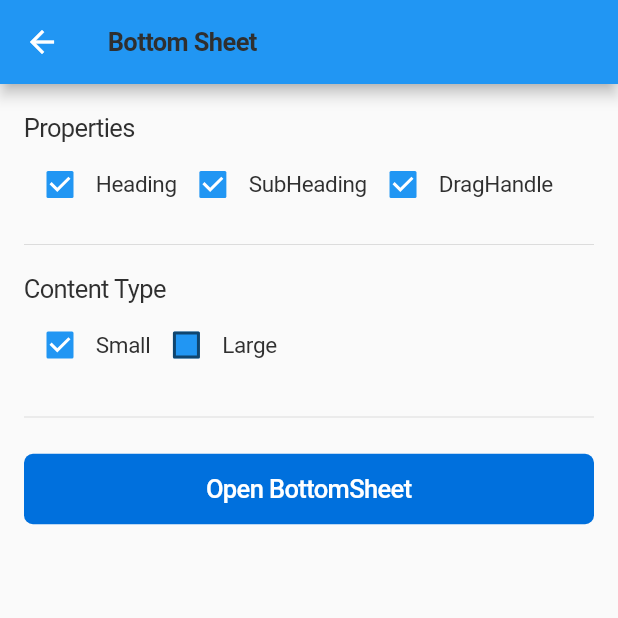
After one commit to innovaccer/mobile-design-system, a Flutter app: the MDSBottomSheetScreen screen opened by its route, on a phone screen of 412 x 824 dp, the top half of it. The commit adds this screen. Run offline on Flutter 3.47's test engine with Material 2 defaults, Android fonts, the phone set to English and light mode, and no system bars; drawn by our look-alikes of flutter_styled_toast; our stand-ins replace fluro, get_it, shared_preferences; accounts and stored records are empty.

Commit message:
mds bottomsheet done

```diff
--- /dev/null
+++ b/example/lib/screens/bottom_sheet/mds_bottom_sheet_screen.dart
@@ -0,0 +1,362 @@
+import 'package:example/utils/locator/locator.dart';
+import 'package:example/widget/checkBox_widget.dart';
+import 'package:flutter/material.dart';
+import 'package:innovaccer_design_system/innovaccer_design_system.dart';
+
+class MDSBottomSheetScreen extends StatefulWidget {
+  static const String routeName = '/mds_bottom_sheet_screen';
+
+  @override
+  _MDSBottomSheetScreenState createState() => _MDSBottomSheetScreenState();
+}
+
+class _MDSBottomSheetScreenState extends State<MDSBottomSheetScreen> with SpacingMixin, ColorMixin {
+  late String heading;
+  late String subHeading;
+  late Widget child;
+  // late Color barrierColor;
+  late bool dragHandle, isDismissible, headingChecked, subHeadingChecked, smallContentChecked, fieldChecked, largeContentChecked;
+
+  @override
+  void initState() {
+    super.initState();
+    heading = 'Heading';
+    subHeading = 'This is sub heading of bottom sheet';
+    headingChecked = true;
+    subHeadingChecked = true;
+    smallContentChecked = true;
+    fieldChecked = false;
+    largeContentChecked = false;
+    dragHandle = true;
+    isDismissible = true;
+    child = _smallContent(appNavigator.getContext());
+  }
+
+  @override
+  Widget build(BuildContext context) {
+    return Scaffold(
+      appBar: AppBar(
+        title: MDSHeadline(
+          'Bottom Sheet',
+        ),
+      ),
+      body: Padding(
+        padding: p6,
+        child: Column(
+          crossAxisAlignment: CrossAxisAlignment.start,
+          mainAxisSize: MainAxisSize.min,
+          children: [
+            MDSBody(
+              'Properties',
+            ),
+            Wrap(
+              crossAxisAlignment: WrapCrossAlignment.start,
+              children: [
+                CheckBoxWidget(
+                  'Heading',
+                  (checked) {
+                    if (checked) {
+                      heading = 'Heading';
+                    } else {
+                      heading = '';
+                    }
+                    setState(() {
+                      headingChecked = checked;
+                    });
+                  },
+                  headingChecked,
+                ),
+                CheckBoxWidget(
+                  'SubHeading',
+                  (checked) {
+                    if (checked) {
+                      subHeading = 'This is sub heading of bottom sheet';
+                    } else {
+                      subHeading = '';
+                    }
+
+                    setState(() {
+                      subHeadingChecked = checked;
+                    });
+                  },
+                  subHeadingChecked,
+                ),
+                CheckBoxWidget(
+                  'DragHandle',
+                  (checked) {
+                    if (checked) {
+                      dragHandle = true;
+                    } else {
+                      dragHandle = false;
+                    }
+                    setState(() {
+                      dragHandle = checked;
+                    });
+                  },
+                  dragHandle,
+                ),
+                // Check(
+                //   'Dismissible',
+                //   (checked) {
+                //     if (checked) {
+                //       isDismissible = true;
+                //       barrierColor = Colors.transparent;
+                //     } else {
+                //       isDismissible = false;
+                //     }
+                //     setState(() {
+                //       isDismissible = checked;
+                //     });
+                //   },
+                //   isDismissible,
+                // ),
+              ],
+            ),
+            SizedBox(
+              height: spacing,
+            ),
+            Divider(),
+            SizedBox(
+              height: spacing,
+            ),
+            MDSBody(
+              'Content Type',
+            ),
+            Wrap(
+              crossAxisAlignment: WrapCrossAlignment.start,
+              children: [
+                CheckBoxWidget(
+                  'Small',
+                  (checked) {
+                    if (checked) {
+                      setState(() {
+                        child = _smallContent(context);
+                        smallContentChecked = true;
+                        largeContentChecked = false;
+                        fieldChecked = false;
+                      });
+                    } else {
+                      child = Container();
+                    }
+                  },
+                  smallContentChecked,
+                ),
+                CheckBoxWidget(
+                  'Large',
+                  (checked) {
+                    if (checked) {
+                      setState(() {
+                        child = _largeContent(context);
+                        largeContentChecked = true;
+                        smallContentChecked = false;
+                        fieldChecked = false;
+                      });
+                    } else {
+                      child = Container();
+                    }
+                  },
+                  largeContentChecked,
+                ),
+
+                /// todo
+                // Check(
+                //   'TextFieldContent',
+                //   (checked) {
+                //     if (checked) {
+                //       setState(() {
+                //         child = _fieldContent(context);
+                //         fieldChecked = true;
+                //         largeContentChecked = false;
+                //         smallContentChecked = false;
+                //       });
+                //     } else {
+                //       child = Container();
+                //     }
+                //   },
+                //   fieldChecked,
+                // ),
+              ],
+            ),
+            SizedBox(
+              height: spacing2,
+            ),
+            Divider(),
+            SizedBox(
+              height: spacing2,
+            ),
+            Center(
+              child: MDSButton(
+                type: ButtonType.primary,
+                title: 'Open BottomSheet',
+                onTap: openBottomSheet,
+                isFullWidth: true,
+              ),
+            ),
+          ],
+        ),
+      ),
+    );
+  }
+
+  void openBottomSheet() async {
+    await MDSBottomSheet().open(
+      context: context,
+      heading: heading,
+      child: child,
+      subHeading: subHeading,
+      dragHandle: dragHandle,
+      // barrierColor: barrierColor,
+      isDismissible: isDismissible,
+    );
+  }
+
+  Widget _smallContent(BuildContext context) {
+    var width = MediaQuery.of(context).size.width;
+    return ListView(
+      shrinkWrap: true,
+      children: [
+        Container(
+          height: 100,
+          width: width,
+          color: warning,
+        ),
+        Container(
+          height: 100,
+          width: width,
+          color: success,
+        ),
+        Container(
+          height: 100,
+          width: width,
+          color: alert,
+        ),
+      ],
+    );
+  }
+
+  Widget _largeContent(BuildContext context) {
+    var width = MediaQuery.of(context).size.width;
+    return ListView(
+      shrinkWrap: true,
+      children: [
+        Container(
+          height: 100,
+          width: width,
+          color: warning,
+        ),
+        Container(
+          height: 100,
+          width: width,
+          color: success,
+        ),
+        Container(
+          height: 100,
+          width: width,
+          color: alert,
+        ),
+        Container(
+          height: 100,
+          width: width,
+          color: accent2,
+        ),
+        Container(
+          height: 100,
+          width: width,
+          color: accent3,
+        ),
+        Container(
+          height: 100,
+          width: width,
+          color: accent4,
+        ),
+        Container(
+          height: 100,
+          width: width,
+          color: warning,
+        ),
+        Container(
+          height: 100,
+          width: width,
+          color: success,
+        ),
+        Container(
+          height: 100,
+          width: width,
+          color: alert,
+        ),
+      ],
+    );
+  }
+
+  /// todo
+//
+// Widget _fieldContent(BuildContext context) {
+//   var width = MediaQuery.of(context).size.width;
+//   return ListView(
+//     shrinkWrap: true,
+//     children: [
+//       MDSInput(
+//         textInputType: TextInputType.text,
+//         parentContext: context,
+//         textEditingController: TextEditingController(),
+//         prefixIcon: Icons.person_outline,
+//         textFormFieldKey: GlobalKey<FormFieldState>(),
+//       ),
+//       Container(
+//         height: 100,
+//         width: width,
+//         color: warning,
+//       ),
+//       Container(
+//         height: 100,
+//         width: width,
+//         color: success,
+//       ),
+//       Container(
+//         height: 100,
+//         width: width,
+//         color: alert,
+//       ),
+//       Container(
+//         height: 100,
+//         width: width,
+//         color: warning,
+//       ),
+//       MDSInput(
+//         textInputType: TextInputType.text,
+//         parentContext: context,
+//         textEditingController: TextEditingController(),
+//         prefixIcon: Icons.person_outline,
+//         textFormFieldKey: GlobalKey<FormFieldState>(),
+//       ),
+//       Container(
+//         height: 100,
+//         width: width,
+//         color: warning,
+//       ),
+//       Container(
+//         height: 100,
+//         width: width,
+//         color: success,
+//       ),
+//       Container(
+//         height: 100,
+//         width: width,
+//         color: alert,
+//       ),
+//       Container(
+//         height: 100,
+//         width: width,
+//         color: warning,
+//       ),
+//       MDSInput(
+//         textInputType: TextInputType.text,
+//         parentContext: context,
+//         textEditingController: TextEditingController(),
+//         prefixIcon: Icons.person_outline,
+//         textFormFieldKey: GlobalKey<FormFieldState>(),
+//       ),
+//     ],
+//   );
+// }
+}
--- a/example/lib/utils/constants.dart
+++ b/example/lib/utils/constants.dart
@@ -1,4 +1,5 @@
 import 'package:example/screens/action_sheet/mds_action_sheet_screen.dart';
+import 'package:example/screens/bottom_sheet/mds_bottom_sheet_screen.dart';
 import 'package:example/screens/buttons/button/mds_button_screen.dart';
 import 'package:example/screens/buttons/button_screen.dart';
 import 'package:example/screens/buttons/icon_button/mds_icon_button_screen.dart';
@@ -27,6 +28,7 @@ class Constants {
     'PageHeaders': PageHeadersScreen.routeName,
     'Action Sheet': MDSActionSheetScreen.routeName,
     'Card': MDSCardScreen.routeName,
+    'Bottom Sheet': MDSBottomSheetScreen.routeName,
     // 'Toast': MDSToastScreen.routeName,
   };
 
--- a/example/lib/utils/router/app_router.dart
+++ b/example/lib/utils/router/app_router.dart
@@ -1,6 +1,7 @@
 import 'dart:io';
 
 import 'package:example/screens/action_sheet/mds_action_sheet_screen.dart';
+import 'package:example/screens/bottom_sheet/mds_bottom_sheet_screen.dart';
 import 'package:example/screens/buttons/button/mds_button_screen.dart';
 import 'package:example/screens/buttons/button_screen.dart';
 import 'package:example/screens/buttons/icon_button/mds_icon_button_screen.dart';
@@ -158,6 +159,11 @@ class AppRouter with RouteHandlers {
       handler: mdsCardScreenHandler,
       transitionType: transitionType,
     );
+    _router!.define(
+      MDSBottomSheetScreen.routeName,
+      handler: mdsBottomSheetScreenHandler,
+      transitionType: transitionType,
+    );
   }
 
   /// Function to handle unknown routes
--- a/example/lib/utils/router/route_handlers.dart
+++ b/example/lib/utils/router/route_handlers.dart
@@ -1,4 +1,5 @@
 import 'package:example/screens/action_sheet/mds_action_sheet_screen.dart';
+import 'package:example/screens/bottom_sheet/mds_bottom_sheet_screen.dart';
 import 'package:example/screens/buttons/button/mds_button_screen.dart';
 import 'package:example/screens/buttons/button_screen.dart';
 import 'package:example/screens/buttons/icon_button/mds_icon_button_screen.dart';
@@ -24,7 +25,6 @@ import 'package:flutter/material.dart';
 import '../../screens/home_screen.dart';
 
 mixin RouteHandlers {
-
   var homeScreenHandler = Handler(handlerFunc: (BuildContext? context, Map<String, dynamic> params) {
     return HomeScreen();
   });
@@ -39,9 +39,7 @@ mixin RouteHandlers {
     return MDSBasicPageHeaderScreen();
   });
   var withOutSubheadingPageHeaderScreenHandler = Handler(handlerFunc: (BuildContext? context, Map<String, dynamic> params) {
-    return
-      MDSPageHeaderWithOutSubHeadingScreen();
-
+    return MDSPageHeaderWithOutSubHeadingScreen();
   });
   var withSubheadingPageHeaderScreenHandler = Handler(handlerFunc: (BuildContext? context, Map<String, dynamic> params) {
     return MDSPageHeaderWithSubHeadingScreen();
@@ -106,4 +104,7 @@ mixin RouteHandlers {
   var mdsCardScreenHandler = Handler(handlerFunc: (BuildContext? context, Map<String, dynamic> params) {
     return MDSCardScreen();
   });
+  var mdsBottomSheetScreenHandler = Handler(handlerFunc: (BuildContext? context, Map<String, dynamic> params) {
+    return MDSBottomSheetScreen();
+  });
 }
--- /dev/null
+++ b/example/lib/widget/checkBox_widget.dart
@@ -0,0 +1,44 @@
+import 'package:flutter/material.dart';
+import 'package:innovaccer_design_system/innovaccer_design_system.dart';
+
+//ignore: must_be_immutable
+class CheckBoxWidget extends StatelessWidget {
+  final String text;
+  final Function(bool) callback;
+  bool checked;
+
+  CheckBoxWidget(
+    this.text,
+    this.callback,
+    this.checked,
+  );
+
+  @override
+  Widget build(BuildContext context) {
+    Color getColor(Set<MaterialState> states) {
+      return Colors.blue;
+    }
+
+    return GestureDetector(
+      onTap: () {
+        callback(!checked);
+      },
+      child: Wrap(
+        crossAxisAlignment: WrapCrossAlignment.center,
+        children: [
+          Checkbox(
+            checkColor: Colors.white,
+            fillColor: MaterialStateProperty.resolveWith(getColor),
+            value: checked,
+            onChanged: (bool? value) {
+              callback(value!);
+            },
+          ),
+          MDSSubhead(
+            text,
+          ),
+        ],
+      ),
+    );
+  }
+}
```
Also changed, not shown: lib/src/design_system/widgets/atoms/bottom_sheet/mds_bottom_sheet.dart (+9 -10 lines).
